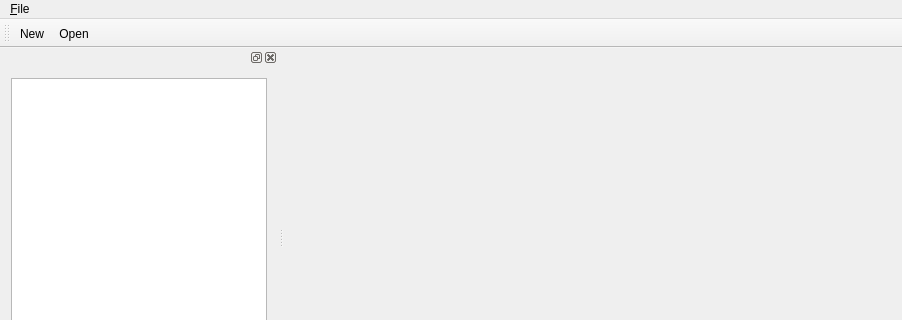
Old version of the form MainWindow.ui in the repository mpartel/editor; both pictures show x 0 to 902 and y 0 to 320 of the 902 by 686 pixel window.
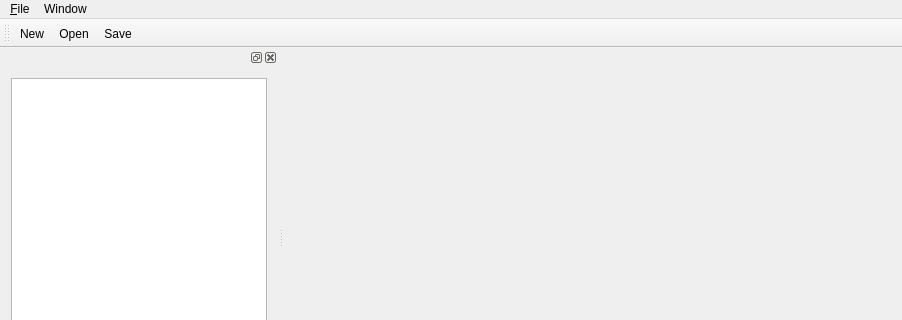
New version of the form.

Commit message: Implemented saving files and closing tabs.

```diff
--- a/MainWindow.ui
+++ b/MainWindow.ui
@@ -50,7 +50,14 @@
     <addaction name="action_Open"/>
     <addaction name="action_Quit"/>
    </widget>
+   <widget class="QMenu" name="menuWindow">
+    <property name="title">
+     <string>Window</string>
+    </property>
+    <addaction name="actionClose_Tab"/>
+   </widget>
    <addaction name="menu_File"/>
+   <addaction name="menuWindow"/>
   </widget>
   <widget class="QToolBar" name="mainToolBar">
    <attribute name="toolBarArea">
@@ -61,6 +68,7 @@
    </attribute>
    <addaction name="action_New"/>
    <addaction name="action_Open"/>
+   <addaction name="action_Save"/>
   </widget>
   <widget class="QStatusBar" name="statusBar"/>
   <widget class="QDockWidget" name="leftDock">
@@ -111,6 +119,22 @@
     <string>Ctrl+N</string>
    </property>
   </action>
+  <action name="actionClose_Tab">
+   <property name="text">
+    <string>Close Tab</string>
+   </property>
+   <property name="shortcut">
+    <string>Ctrl+W</string>
+   </property>
+  </action>
+  <action name="action_Save">
+   <property name="text">
+    <string>&amp;Save</string>
+   </property>
+   <property name="shortcut">
+    <string>Ctrl+S</string>
+   </property>
+  </action>
  </widget>
  <layoutdefault spacing="6" margin="11"/>
  <resources/>
```
Left out of the diff: 1 changed line with no effect on the pictures. The commit also changes 6 other files.
